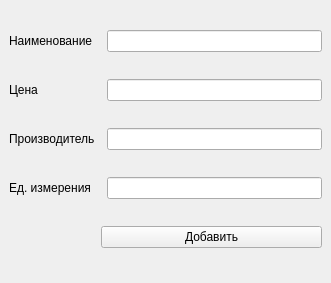
The window that ui/product.ui (FIIckSesh/MRP) describes before a commit, drawn with Qt 5.
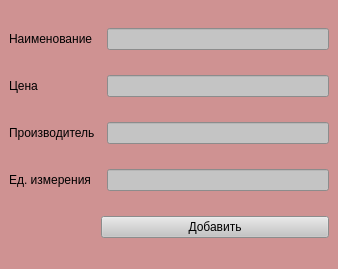
The same window after the commit.

The edit to the form file:
```diff
--- a/ui/product.ui
+++ b/ui/product.ui
@@ -6,13 +6,16 @@
    <rect>
     <x>0</x>
     <y>0</y>
-    <width>331</width>
-    <height>283</height>
+    <width>338</width>
+    <height>269</height>
    </rect>
   </property>
   <property name="windowTitle">
    <string>Добавить новый товар</string>
   </property>
+  <property name="styleSheet">
+   <string notr="true">background: #CF9292;</string>
+  </property>
   <widget class="QWidget" name="centralwidget">
    <layout class="QGridLayout" name="gridLayout">
     <item row="2" column="0" colspan="2">
@@ -37,7 +40,11 @@
      </widget>
     </item>
     <item row="2" column="2">
-     <widget class="QLineEdit" name="priceLine"/>
+     <widget class="QLineEdit" name="priceLine">
+      <property name="styleSheet">
+       <string notr="true">background: #C4C4C4;</string>
+      </property>
+     </widget>
     </item>
     <item row="3" column="0">
      <widget class="QLabel" name="label_3">
@@ -47,20 +54,35 @@
      </widget>
     </item>
     <item row="4" column="2">
-     <widget class="QLineEdit" name="measurmentLine"/>
+     <widget class="QLineEdit" name="measurmentLine">
+      <property name="styleSheet">
+       <string notr="true">background: #C4C4C4;</string>
+      </property>
+     </widget>
     </item>
     <item row="0" column="2">
-     <widget class="QLineEdit" name="nameLine"/>
+     <widget class="QLineEdit" name="nameLine">
+      <property name="styleSheet">
+       <string notr="true">background: #C4C4C4;</string>
+      </property>
+     </widget>
     </item>
     <item row="5" column="1" colspan="2">
      <widget class="QPushButton" name="prodAddBtn">
+      <property name="styleSheet">
+       <string notr="true">background: #C4C4C4;</string>
+      </property>
       <property name="text">
        <string>Добавить</string>
       </property>
      </widget>
     </item>
     <item row="3" column="2">
-     <widget class="QLineEdit" name="producerLine"/>
+     <widget class="QLineEdit" name="producerLine">
+      <property name="styleSheet">
+       <string notr="true">background: #C4C4C4;</string>
+      </property>
+     </widget>
     </item>
    </layout>
   </widget>
```
